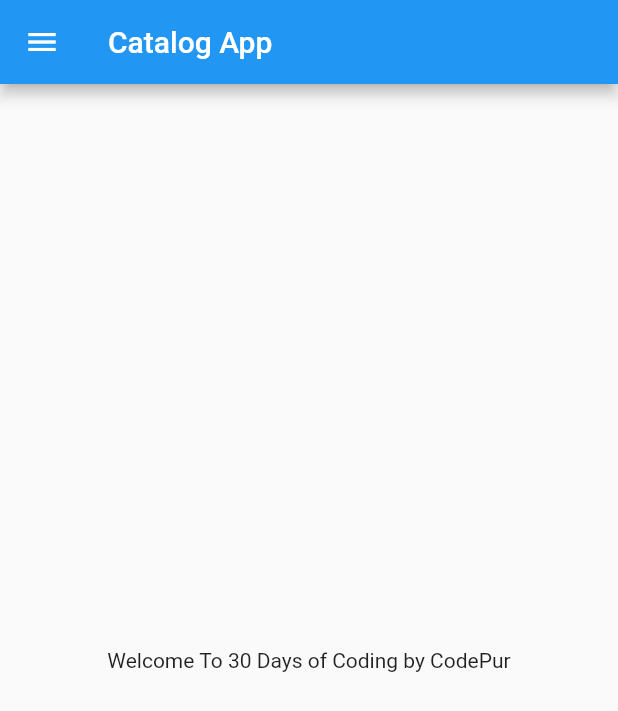
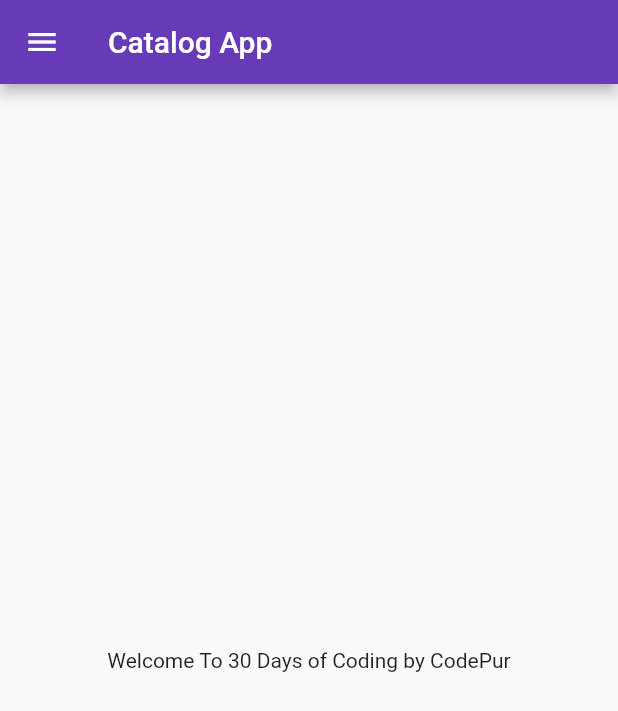
Before and after one commit to Anjali-singh6200790395/first_flutter_project, a Flutter app: the screen it shows after launch, on a phone screen of 412 x 824 dp. Shown: the top 711 px of the screen. Run offline on Flutter 3.47's test engine with Material 2 defaults, Android fonts, the phone set to English and light mode, and no system bars.

Commit message:
Day 3 Completed

```diff
--- a/lib/main.dart
+++ b/lib/main.dart
@@ -1,4 +1,5 @@
-import 'package:first_flutter_project/home_page.dart';
+import 'package:first_flutter_project/pages/home_page.dart';
+import 'package:first_flutter_project/pages/login_page.dart';
 import 'package:flutter/material.dart';
 
 void main() {
@@ -8,6 +9,19 @@ void main() {
 class MyApp extends StatelessWidget {
   @override
   Widget build(BuildContext context) {
-    return MaterialApp(home: HomePage());
+    return MaterialApp(
+      themeMode: ThemeMode.light,
+      theme: ThemeData(primarySwatch: Colors.deepPurple),
+      darkTheme: ThemeData(
+        primarySwatch: Colors.deepPurple
+      ),
+      initialRoute: "/home",
+      routes: {
+        "/":(context) => LoginPage(),
+        "/home":(context) => HomePage(),
+        "/login":(context) => LoginPage()
+
+      },
+    );
   }
 }
```
Also changed, not shown: lib/pages/login_page.dart (added, +20 -0 lines), lib/pages/home_page.dart (renamed from lib/home_page.dart).
